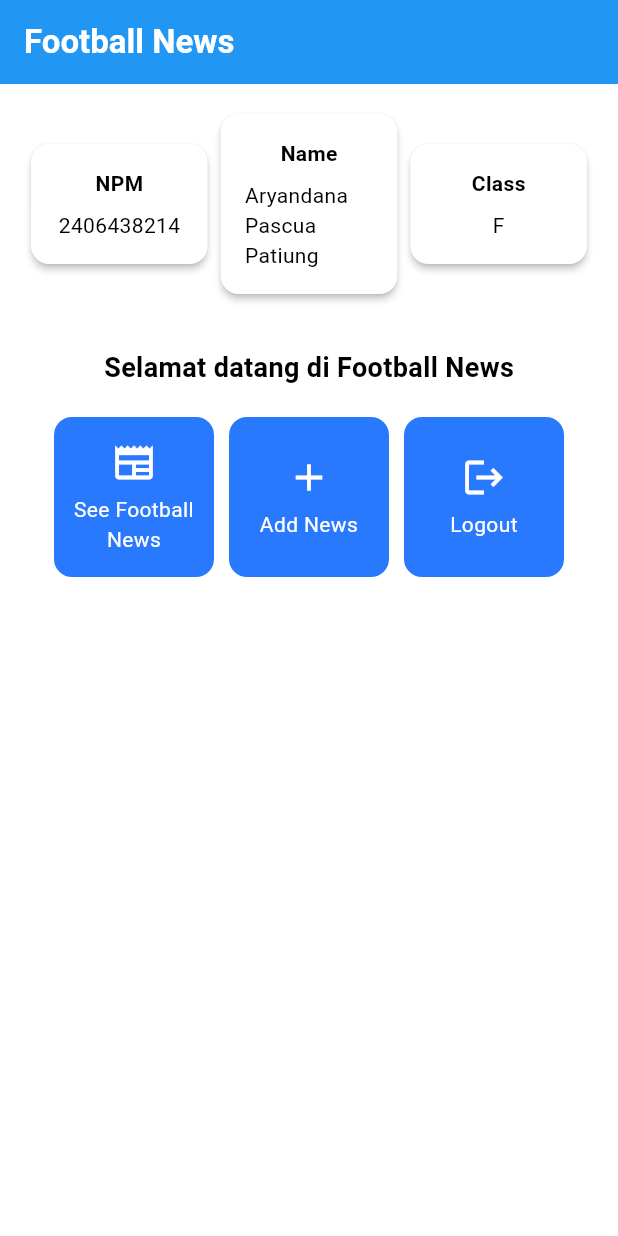
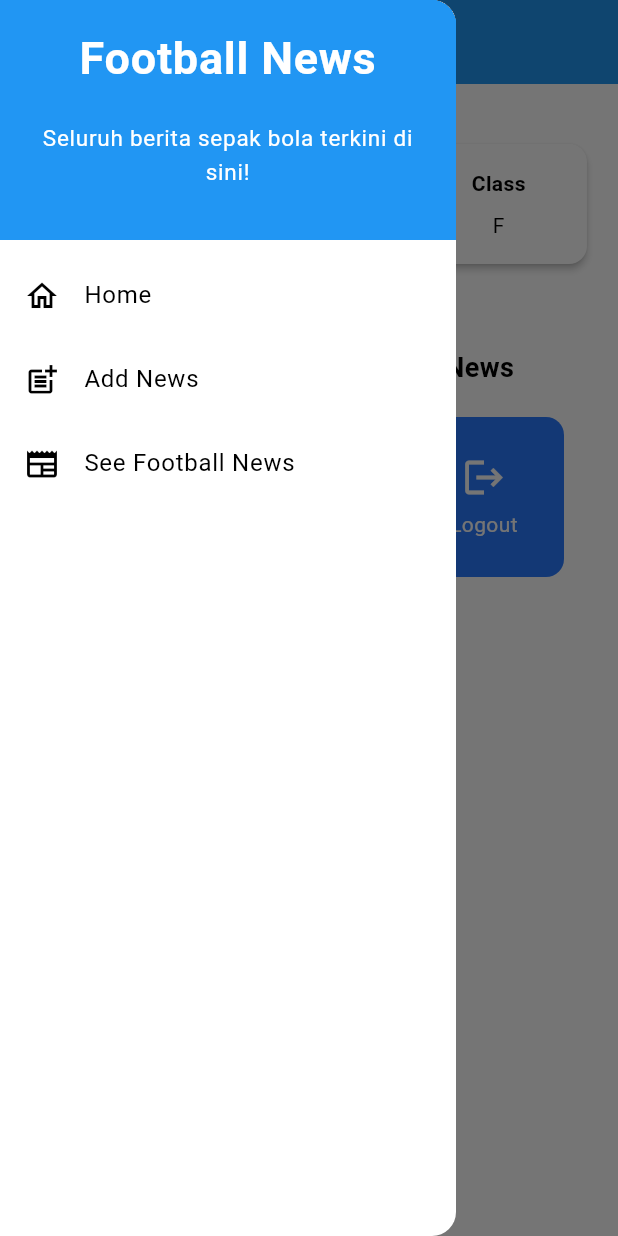
Before and after one commit to buburbaritodiaduk/Flutter-Football-News, a Flutter app: the screen it shows after launch, with the side drawer open (before the commit the screen has no drawer), on a phone screen of 412 x 824 dp. Run offline on Flutter 3.47's test engine with Material 3 defaults, Android fonts, the phone set to English and light mode, and no system bars.

Commit message:
Tutorial 7 Final

```diff
--- a/football_news/lib/main.dart
+++ b/football_news/lib/main.dart
@@ -1,5 +1,5 @@
 import 'package:flutter/material.dart';
-import 'package:football_news/menu.dart';
+import 'package:football_news/screens/menu.dart';
 
 void main() {
   runApp(const MyApp());
--- a/football_news/lib/menu.dart
+++ /dev/null
@@ -1,188 +0,0 @@
-import 'package:flutter/material.dart';
-
-class MyHomePage extends StatelessWidget {
-    MyHomePage({super.key}); //sudah ada pada code sebelumnya
-
-    final String nama = "Aryandana Pascua Patiung"; //nama
-    final String npm = "2406438214"; //npm
-    final String kelas = "F"; //kelas
-
-    final List<ItemHomepage> items = [
-    ItemHomepage("See Football News", Icons.newspaper),
-    ItemHomepage("Add News", Icons.add),
-    ItemHomepage("Logout", Icons.logout),
-    ];
-
-    @override
-    Widget build(BuildContext context) {
-    // Scaffold menyediakan struktur dasar halaman dengan AppBar dan body.
-    return Scaffold(
-      // AppBar adalah bagian atas halaman yang menampilkan judul.
-      appBar: AppBar(
-        // Judul aplikasi "Football News" dengan teks putih dan tebal.
-        title: const Text(
-          'Football News',
-          style: TextStyle(
-            color: Colors.white,
-            fontWeight: FontWeight.bold,
-          ),
-        ),
-        // Warna latar belakang AppBar diambil dari skema warna tema aplikasi.
-        backgroundColor: Theme.of(context).colorScheme.primary,
-      ),
-      // Body halaman dengan padding di sekelilingnya.
-      body: Padding(
-        padding: const EdgeInsets.all(16.0),
-        // Menyusun widget secara vertikal dalam sebuah kolom.
-        child: Column(
-          crossAxisAlignment: CrossAxisAlignment.center,
-          children: [
-            // Row untuk menampilkan 3 InfoCard secara horizontal.
-            Row(
-              mainAxisAlignment: MainAxisAlignment.spaceEvenly,
-              children: [
-                InfoCard(title: 'NPM', content: npm),
-                InfoCard(title: 'Name', content: nama),
-                InfoCard(title: 'Class', content: kelas),
-              ],
-            ),
-
-            // Memberikan jarak vertikal 16 unit.
-            const SizedBox(height: 16.0),
-
-            // Menempatkan widget berikutnya di tengah halaman.
-            Center(
-              child: Column(
-                // Menyusun teks dan grid item secara vertikal.
-
-                children: [
-                  // Menampilkan teks sambutan dengan gaya tebal dan ukuran 18.
-                  const Padding(
-                    padding: EdgeInsets.only(top: 16.0),
-                    child: Text(
-                      'Selamat datang di Football News',
-                      style: TextStyle(
-                        fontWeight: FontWeight.bold,
-                        fontSize: 18.0,
-                      ),
-                    ),
-                  ),
-
-                  // Grid untuk menampilkan ItemCard dalam bentuk grid 3 kolom.
-                  GridView.count(
-                    primary: true,
-                    padding: const EdgeInsets.all(20),
-                    crossAxisSpacing: 10,
-                    mainAxisSpacing: 10,
-                    crossAxisCount: 3,
-                    // Agar grid menyesuaikan tinggi kontennya.
-                    shrinkWrap: true,
-
-                    // Menampilkan ItemCard untuk setiap item dalam list items.
-                    children: items.map((ItemHomepage item) {
-                      return ItemCard(item);
-                    }).toList(),
-                  ),
-                ],
-              ),
-            ),
-          ],
-        ),
-      ),
-    );
-  }
-}
-
-class InfoCard extends StatelessWidget {
-  // Kartu informasi yang menampilkan title dan content.
-
-  final String title;  // Judul kartu.
-  final String content;  // Isi kartu.
-
-  const InfoCard({super.key, required this.title, required this.content});
-
-  @override
-  Widget build(BuildContext context) {
-    return Card(
-      // Membuat kotak kartu dengan bayangan dibawahnya.
-      elevation: 2.0,
-      child: Container(
-        // Mengatur ukuran dan jarak di dalam kartu.
-        width: MediaQuery.of(context).size.width / 3.5, // menyesuaikan dengan lebar device yang digunakan.
-        padding: const EdgeInsets.all(16.0),
-        // Menyusun title dan content secara vertikal.
-        child: Column(
-          children: [
-            Text(
-              title,
-              style: const TextStyle(fontWeight: FontWeight.bold),
-            ),
-            const SizedBox(height: 8.0),
-            Text(content),
-          ],
-        ),
-      ),
-    );
-  }
-}
-
-class ItemHomepage {
- final String name;
- final IconData icon;
-
- ItemHomepage(this.name, this.icon);
-}
-
-class ItemCard extends StatelessWidget {
-  // Menampilkan kartu dengan ikon dan nama.
-
-  final ItemHomepage item;
-
-  const ItemCard(this.item, {super.key});
-
-  @override
-  Widget build(BuildContext context) {
-    return Material(
-      // Menentukan warna latar belakang dari tema aplikasi.
-      color: Theme.of(context).colorScheme.secondary,
-      // Membuat sudut kartu melengkung.
-      borderRadius: BorderRadius.circular(12),
-
-      child: InkWell(
-        // Aksi ketika kartu ditekan.
-        onTap: () {
-          // Menampilkan pesan SnackBar saat kartu ditekan.
-          ScaffoldMessenger.of(context)
-            ..hideCurrentSnackBar()
-            ..showSnackBar(
-              SnackBar(content: Text("Kamu telah menekan tombol ${item.name}!"))
-            );
-        },
-        // Container untuk menyimpan Icon dan Text
-        child: Container(
-          padding: const EdgeInsets.all(8),
-          child: Center(
-            child: Column(
-              // Menyusun ikon dan teks di tengah kartu.
-              mainAxisAlignment: MainAxisAlignment.center,
-              children: [
-                Icon(
-                  item.icon,
-                  color: Colors.white,
-                  size: 30.0,
-                ),
-                const Padding(padding: EdgeInsets.all(3)),
-                Text(
-                  item.name,
-                  textAlign: TextAlign.center,
-                  style: const TextStyle(color: Colors.white),
-                ),
-              ],
-            ),
-          ),
-        ),
-      ),
-    );
-  }
-
-}
--- /dev/null
+++ b/football_news/lib/screens/menu.dart
@@ -0,0 +1,109 @@
+import 'package:flutter/material.dart';
+import 'package:football_news/widgets/left_drawer.dart';
+import 'package:football_news/widgets/news_card.dart';
+
+class InfoCard extends StatelessWidget {
+  final String title;
+  final String content;
+
+  const InfoCard({super.key, required this.title, required this.content});
+
+  @override
+  Widget build(BuildContext context) {
+    return Card(
+      elevation: 2.0,
+      child: Container(
+        width: MediaQuery.of(context).size.width / 3.5,
+        padding: const EdgeInsets.all(16.0),
+        child: Column(
+          children: [
+            Text(
+              title,
+              style: const TextStyle(fontWeight: FontWeight.bold),
+            ),
+            const SizedBox(height: 8.0),
+            Text(content),
+          ],
+        ),
+      ),
+    );
+  }
+}
+
+class MyHomePage extends StatelessWidget {
+  MyHomePage({super.key});
+
+  final String nama = "Aryandana Pascua Patiung";
+  final String npm = "2406438214";
+  final String kelas = "F";
+
+  final List<ItemHomepage> items = [
+    ItemHomepage("See Football News", Icons.newspaper),
+    ItemHomepage("Add News", Icons.add),
+    ItemHomepage("Logout", Icons.logout),
+  ];
+
+  @override
+  Widget build(BuildContext context) {
+    return Scaffold(
+      appBar: AppBar(
+        title: const Text(
+          'Football News',
+          style: TextStyle(
+            color: Colors.white,
+            fontWeight: FontWeight.bold,
+          ),
+        ),
+        backgroundColor: Theme.of(context).colorScheme.primary,
+      ),
+      drawer: LeftDrawer(),
+      body: Padding(
+        padding: const EdgeInsets.all(16.0),
+        child: Column(
+          crossAxisAlignment: CrossAxisAlignment.center,
+          children: [
+            Row(
+              mainAxisAlignment: MainAxisAlignment.spaceEvenly,
+              children: [
+                InfoCard(title: 'NPM', content: npm),
+                InfoCard(title: 'Name', content: nama),
+                InfoCard(title: 'Class', content: kelas),
+              ],
+            ),
+
+            const SizedBox(height: 16.0),
+
+            Center(
+              child: Column(
+                children: [
+                  const Padding(
+                    padding: EdgeInsets.only(top: 16.0),
+                    child: Text(
+                      'Selamat datang di Football News',
+                      style: TextStyle(
+                        fontWeight: FontWeight.bold,
+                        fontSize: 18.0,
+                      ),
+                    ),
+                  ),
+
+                  GridView.count(
+                    primary: true,
+                    padding: const EdgeInsets.all(20),
+                    crossAxisSpacing: 10,
+                    mainAxisSpacing: 10,
+                    crossAxisCount: 3,
+                    shrinkWrap: true,
+                    children: items.map((ItemHomepage item) {
+                      return ItemCard(item);
+                    }).toList(),
+                  ),
+                ],
+              ),
+            ),
+          ],
+        ),
+      ),
+    );
+  }
+}
--- /dev/null
+++ b/football_news/lib/widgets/left_drawer.dart
@@ -0,0 +1,80 @@
+import 'package:flutter/material.dart';
+import 'package:football_news/screens/menu.dart';
+import 'package:football_news/screens/newslist_form.dart';
+
+class LeftDrawer extends StatelessWidget {
+  const LeftDrawer({super.key});
+
+  @override
+  Widget build(BuildContext context) {
+    return Drawer(
+      child: ListView(
+        children: [
+          const DrawerHeader(
+            decoration: BoxDecoration(
+              color: Colors.blue,
+            ),
+            child: Column(
+              children: [
+                Text(
+                  'Football News',
+                  textAlign: TextAlign.center,
+                  style: TextStyle(
+                    fontSize: 30,
+                    fontWeight: FontWeight.bold,
+                    color: Colors.white,
+                  ),
+                ),
+                Padding(padding: EdgeInsets.all(10)),
+                Text("Seluruh berita sepak bola terkini di sini!",
+                    textAlign: TextAlign.center,
+                    style: TextStyle(
+                      fontSize: 15,
+                      color: Colors.white,
+                      fontWeight: FontWeight.normal,
+                    )),
+              ],
+            ),
+          ),
+          ListTile(
+            leading: const Icon(Icons.home_outlined),
+            title: const Text('Home'),
+            onTap: () {
+              Navigator.pushReplacement(
+                  context,
+                  MaterialPageRoute(
+                    builder: (context) => MyHomePage(),
+                  ));
+            },
+          ),
+          ListTile(
+            leading: const Icon(Icons.post_add),
+            title: const Text('Add News'),
+            onTap: () {
+              Navigator.pushReplacement(
+                  context,
+                  MaterialPageRoute(
+                    builder: (context) => NewsFormPage(),
+                  ));
+            },
+          ),
+          ListTile(
+            leading: const Icon(Icons.newspaper),
+            title: const Text('See Football News'),
+            onTap: () {
+              Navigator.pushReplacement(
+                  context,
+                  MaterialPageRoute(
+                    builder: (context) => MyHomePage(),
+                  ));
+              ScaffoldMessenger.of(context)
+                ..hideCurrentSnackBar()
+                ..showSnackBar(const SnackBar(
+                    content: Text("Kamu telah menekan tombol See Football News!")));
+            },
+          ),
+        ],
+      ),
+    );
+  }
+}
--- /dev/null
+++ b/football_news/lib/widgets/news_card.dart
@@ -0,0 +1,63 @@
+import 'package:flutter/material.dart';
+import 'package:football_news/screens/newslist_form.dart';
+import 'package:football_news/widgets/left_drawer.dart';
+
+class ItemHomepage {
+  final String name;
+  final IconData icon;
+
+  ItemHomepage(this.name, this.icon);
+}
+
+class ItemCard extends StatelessWidget {
+  final ItemHomepage item;
+
+  const ItemCard(this.item, {super.key});
+
+  @override
+  Widget build(BuildContext context) {
+    return Material(
+      color: Theme.of(context).colorScheme.secondary,
+      borderRadius: BorderRadius.circular(12),
+      child: InkWell(
+        onTap: () {
+          ScaffoldMessenger.of(context)
+            ..hideCurrentSnackBar()
+            ..showSnackBar(SnackBar(
+                content: Text("Kamu telah menekan tombol ${item.name}!")));
+
+          if (item.name == "Add News") {
+            // TODO: Gunakan Navigator.push untuk melakukan navigasi ke MaterialPageRoute yang mencakup NewsFormPage.
+            Navigator.push(
+                context,
+                MaterialPageRoute(
+                  builder: (context) => NewsFormPage(),
+                ));
+          }
+
+        },
+        child: Container(
+          padding: const EdgeInsets.all(8),
+          child: Center(
+            child: Column(
+              mainAxisAlignment: MainAxisAlignment.center,
+              children: [
+                Icon(
+                  item.icon,
+                  color: Colors.white,
+                  size: 30.0,
+                ),
+                const Padding(padding: EdgeInsets.all(3)),
+                Text(
+                  item.name,
+                  textAlign: TextAlign.center,
+                  style: const TextStyle(color: Colors.white),
+                ),
+              ],
+            ),
+          ),
+        ),
+      ),
+    );
+  }
+}
```
Also changed, not shown: football_news/lib/screens/newslist_form.dart (added, +209 -0 lines).
